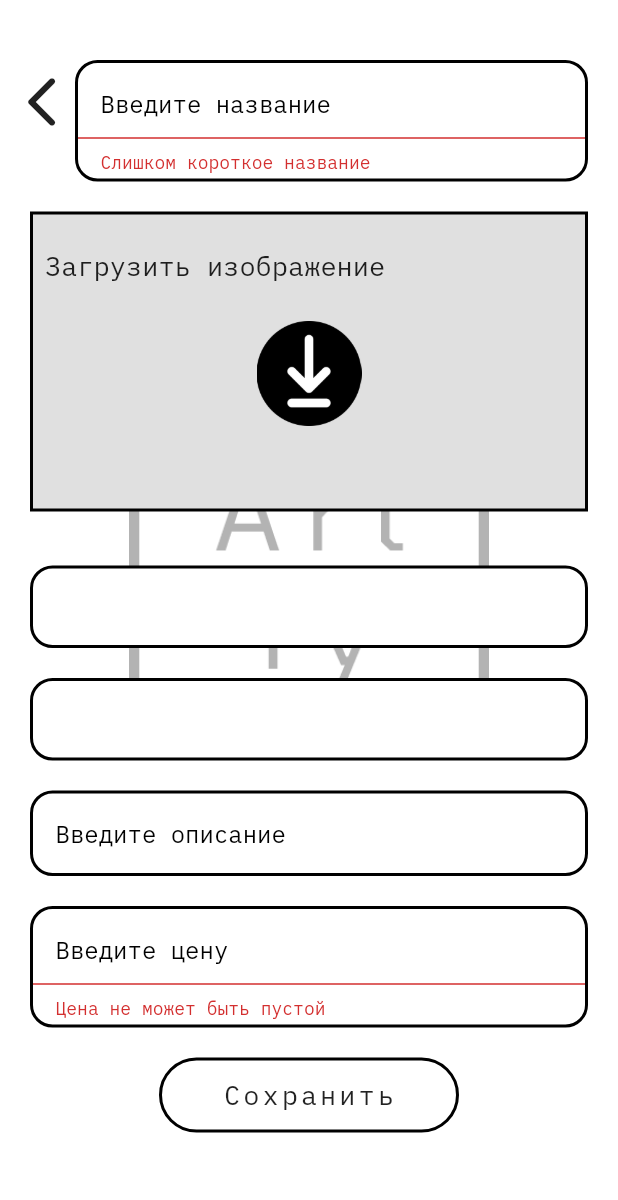
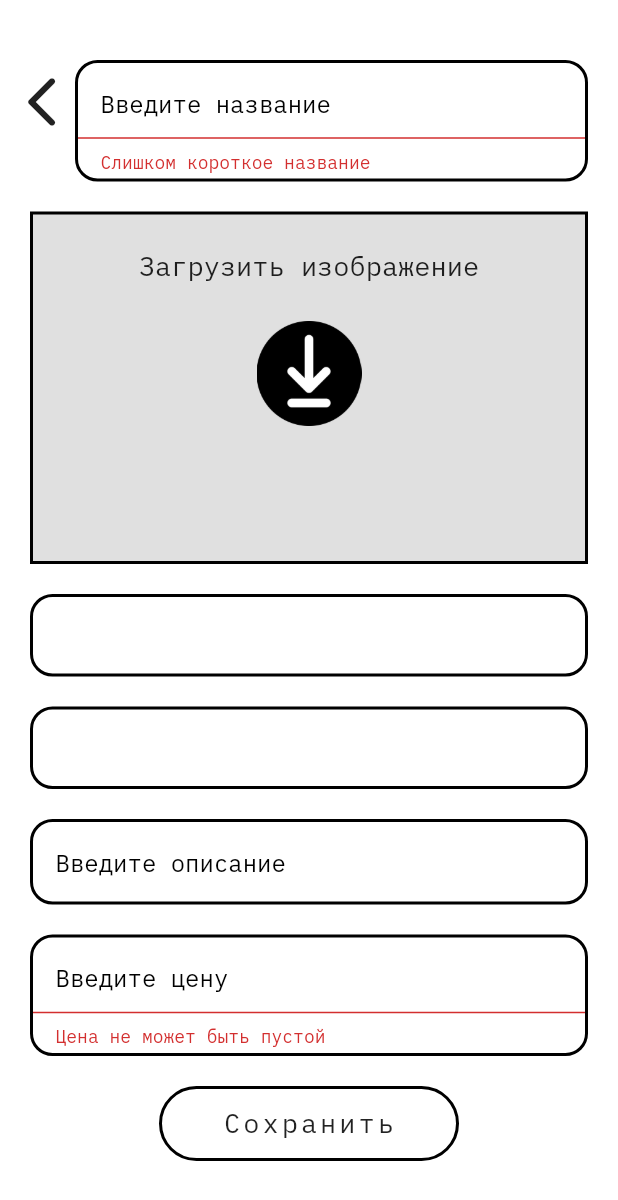
Before and after one commit to OstapFisenko/ArtTy, a Flutter app: the AddItem screen opened directly, after a tap on "Сохранить", on a phone screen of 412 x 824 dp. Shown: the top 1200 px of the screen. Run offline on Flutter 3.47's test engine with Material 2 defaults, Android fonts, the phone set to English and light mode, and no system bars; our stand-ins replace cloud_firestore, file_picker, firebase_auth, firebase_core, firebase_storage, validators; accounts and stored records are empty.

Commit message:
add image in add item page

```diff
--- a/lib/pages/add_item.dart
+++ b/lib/pages/add_item.dart
@@ -29,6 +29,7 @@ class _AddItemState extends State<AddItem> {
   late UserData? userData;
   Item itemEdit = Item();
   PlatformFile? pickedFile;
+  UploadTask? uploadTask;
 
   final formKey = GlobalKey<FormState>();
 
@@ -47,15 +48,6 @@ class _AddItemState extends State<AddItem> {
     });
   }
 
-  Future uploadFile() async{
-    final path = 'files/${pickedFile!.name}';
-    final file = File(pickedFile!.path!);
-
-    final ref = FirebaseStorage.instance.ref().child(path);
-    ref.putFile(file);
-  }
-
-
   _saveButton(String? name, String? email) async {
     final isValid = formKey.currentState!.validate();
     if(!isValid) return;
@@ -67,6 +59,18 @@ class _AddItemState extends State<AddItem> {
     itemEdit.name = _nameController.text.trim();
     itemEdit.cost = double.parse(_costController.text);
 
+    if(pickedFile != null){
+      final path = 'files/${pickedFile!.name}';
+      final file = File(pickedFile!.path!);
+
+      final ref = FirebaseStorage.instance.ref().child(path);
+      uploadTask = ref.putFile(file);
+
+      final snapshot = await uploadTask!.whenComplete(() {});
+
+      final urlDownload = await snapshot.ref.getDownloadURL();
+      itemEdit.imagePath = urlDownload;
+    }
 
     await DatabaseService().addOrUpdateItem(itemEdit);
     Navigator.pop(context);
@@ -87,15 +91,6 @@ class _AddItemState extends State<AddItem> {
                 padding: const EdgeInsets.only(top: 40.0),
                 child: Stack(
                     children: [
-
-                      Container(
-                        alignment: Alignment.topCenter,
-                        padding: const EdgeInsets.only(top: 220),
-                        child: Image.asset(
-                          'assets/images/logo_grey.png',
-                          width: 240,
-                        ),
-                      ),
                       SingleChildScrollView(
                         child: Form(
                           key: formKey,
@@ -113,9 +108,20 @@ class _AddItemState extends State<AddItem> {
                                 padding: const EdgeInsets.symmetric(vertical: 10, horizontal: 20),
                                 child: Stack(
                                   children: [
+                                    if(pickedFile != null)
+                                      Center(
+                                          child: AspectRatio(
+                                            aspectRatio: 1.5,
+                                            child: Image.file(
+                                              File(pickedFile!.path!),
+                                            ),
+                                          )
+                                      ),
+                                    if(pickedFile == null)
                                       Container(
+                                        alignment: Alignment.topCenter,
                                         width: double.infinity,
-                                      height: 200,
+                                        height: 235,
                                         padding: const EdgeInsets.all(8),
                                         decoration: BoxDecoration(
                                             color: Colors.grey.shade300,
```
Lines whose indentation alone changed are shown as unchanged.
